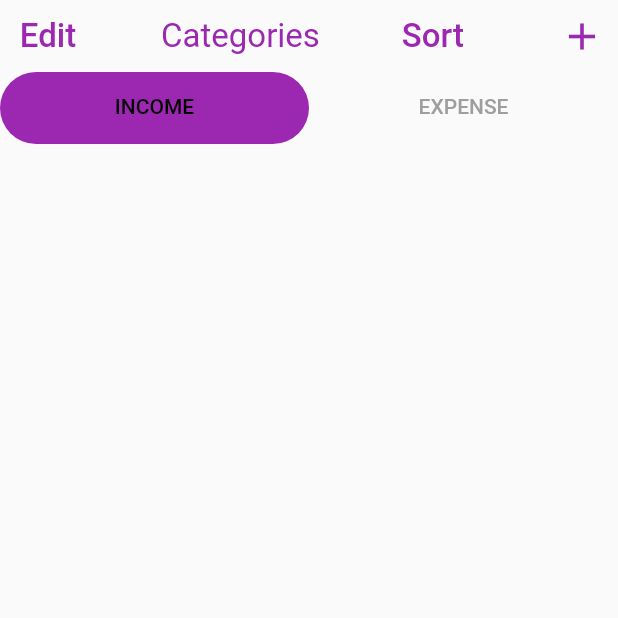
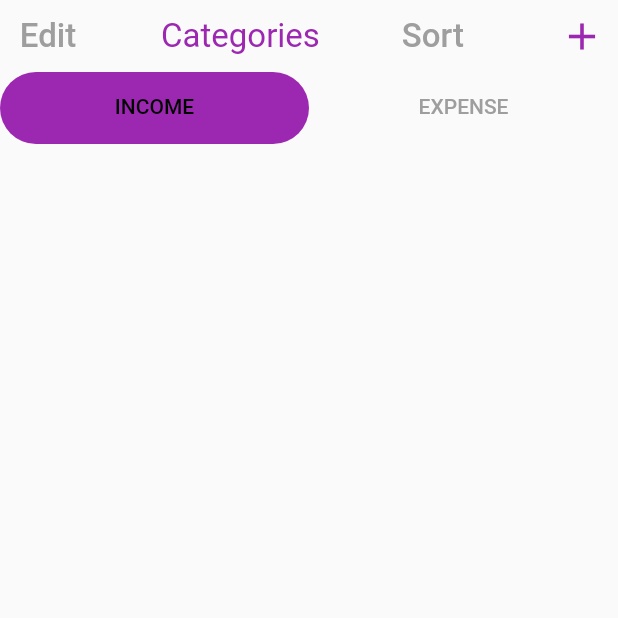
Before and after one commit to jaleelv/moneymanager, a Flutter app: the screen it shows after launch, item 3 of the bottom bar chosen, on a phone screen of 412 x 824 dp, the top half of it. Run offline on Flutter 3.47's test engine with Material 2 defaults, Android fonts, the phone set to English and light mode, and no system bars; our stand-ins replace flutter_slidable, hive, hive_flutter; missing offline and left inert: dart:ffi; accounts and stored records are empty.

Commit message:
some render over flow issue solved

```diff
--- a/moneymanager2/lib/providers/providers.dart
+++ b/moneymanager2/lib/providers/providers.dart
@@ -2,9 +2,7 @@ import 'dart:ffi';
 
 import 'package:flutter/material.dart';
 import 'package:hive/hive.dart';
-import 'package:moneymanager2/models/categories/category_model.dart';
 import 'package:moneymanager2/models/transaction/transaction_model.dart';
-import 'package:provider/provider.dart';
 
 const TRANSACTION_DB_NAME = 'transaction-db';
 
--- a/moneymanager2/lib/screens/category/category_screen.dart
+++ b/moneymanager2/lib/screens/category/category_screen.dart
@@ -28,7 +28,8 @@ class _CategoryScreenState extends State<CategoryScreen>
   Widget build(BuildContext context) {
     return Column(
       children: [
-        Container(
+        Expanded(
+          flex: 0,
           child: TabBar(
             onTap: (index) {
               AddCategory.selectedTypeNotifier.value = index;
@@ -48,14 +49,16 @@ class _CategoryScreenState extends State<CategoryScreen>
             ],
           ),
         ),
-        Container(
-          height: 605,
-          child: TabBarView(
-            controller: tabController1,
-            children: const [
-              IncomeCategoryList(),
-              ExpenseCategoryList(),
-            ],
+        Expanded(
+          child: Container(
+            // height: 700,
+            child: TabBarView(
+              controller: tabController1,
+              children: const [
+                Expanded(child: IncomeCategoryList()),
+                Expanded(child: ExpenseCategoryList()),
+              ],
+            ),
           ),
         )
       ],
--- a/moneymanager2/lib/screens/category/income_category_list.dart
+++ b/moneymanager2/lib/screens/category/income_category_list.dart
@@ -7,7 +7,8 @@ class IncomeCategoryList extends StatelessWidget {
 
   @override
   Widget build(BuildContext context) {
-    return ValueListenableBuilder(
+    return Expanded(
+      child: ValueListenableBuilder(
         valueListenable: CategoryDB.instance.incomeCategoryListner,
         builder: (BuildContext ctx, List<CategoryModel> newList, Widget? _) {
           return ListView.separated(
@@ -15,12 +16,18 @@ class IncomeCategoryList extends StatelessWidget {
               final category = newList[index];
               return Card(
                 child: ListTile(
-                title: Text(category.name),
+                  title: Text(
+                    category.name,
+                    style: TextStyle(fontSize: 20),
+                  ),
                   trailing: IconButton(
                       onPressed: () {
                         CategoryDB.instance.deleteCategory(category.id);
                       },
-                    icon: Icon(Icons.delete)),
+                      icon: Icon(
+                        Icons.delete,
+                        color: Colors.red,
+                      )),
                 ),
               );
             },
@@ -32,6 +39,7 @@ class IncomeCategoryList extends StatelessWidget {
             itemCount: newList.length,
           );
         },
+      ),
     );
   }
 }
--- a/moneymanager2/lib/screens/category/topbar_category.dart
+++ b/moneymanager2/lib/screens/category/topbar_category.dart
@@ -16,7 +16,7 @@ class TopBarCategory extends StatelessWidget {
             onPressed: () {},
             child: Text(
               'Edit',
-              style: const TextStyle(color: Colors.purple, fontSize: 22),
+              style: const TextStyle(color: Colors.grey, fontSize: 22),
             )),
         Text(
           'Categories',
@@ -26,7 +26,7 @@ class TopBarCategory extends StatelessWidget {
             onPressed: () {},
             child: Text(
               'Sort',
-              style: const TextStyle(color: Colors.purple, fontSize: 22),
+              style: const TextStyle(color: Colors.grey, fontSize: 22),
             )),
         IconButton(
             onPressed: () {
```
Also changed, not shown: moneymanager2/lib/screens/category/expense_category_list.dart (+8 -2 lines), moneymanager2/lib/screens/spendings/spendings_screen.dart (+5 -3 lines), moneymanager2/lib/screens/transactions/add_transaction.dart (+8 -2 lines), moneymanager2/lib/screens/transactions/topbar_transaction.dart (+4 -4 lines), moneymanager2/pubspec.yaml (+7 -0 lines), moneymanager2/pubspec.lock, 7 other files. Lines whose indentation alone changed are shown as unchanged.
